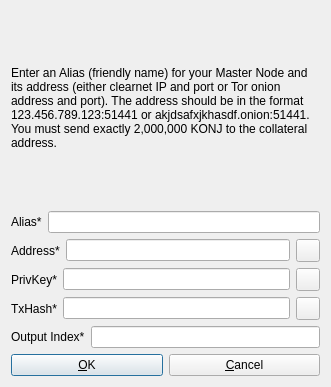
Qt form src/qt/forms/addeditadrenalinenode.ui (SaltineChips/Konjungate) before a commit.
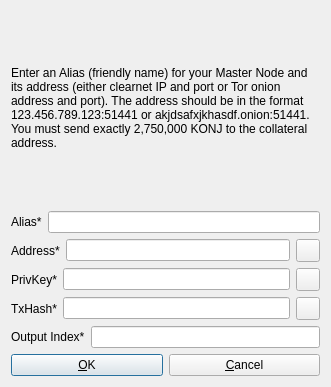
The same form after that commit. Icons and pictures are not drawn.

Diff of the .ui file:
```diff
--- a/src/qt/forms/addeditadrenalinenode.ui
+++ b/src/qt/forms/addeditadrenalinenode.ui
@@ -29,7 +29,7 @@
       </sizepolicy>
      </property>
      <property name="text">
-      <string>&lt;html&gt;&lt;head/&gt;&lt;body&gt;&lt;p&gt;Enter an Alias (friendly name) for your Master Node and its address (either clearnet IP and port or Tor onion address and port). The address should be in the format 123.456.789.123:51441 or akjdsafxjkhasdf.onion:51441. You must send exactly 2,000,000 KONJ to the collateral address.&lt;/p&gt;&lt;/body&gt;&lt;/html&gt;</string>
+      <string>&lt;html&gt;&lt;head/&gt;&lt;body&gt;&lt;p&gt;Enter an Alias (friendly name) for your Master Node and its address (either clearnet IP and port or Tor onion address and port). The address should be in the format 123.456.789.123:51441 or akjdsafxjkhasdf.onion:51441. You must send exactly 2,750,000 KONJ to the collateral address.&lt;/p&gt;&lt;/body&gt;&lt;/html&gt;</string>
      </property>
      <property name="wordWrap">
       <bool>true</bool>
```
